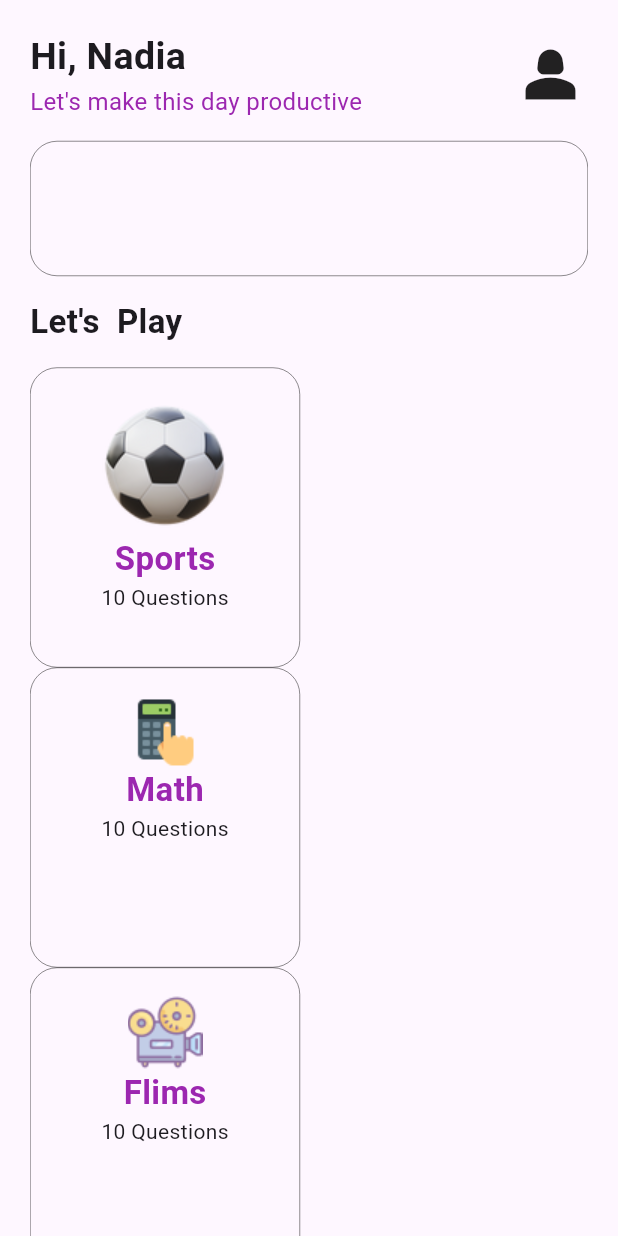
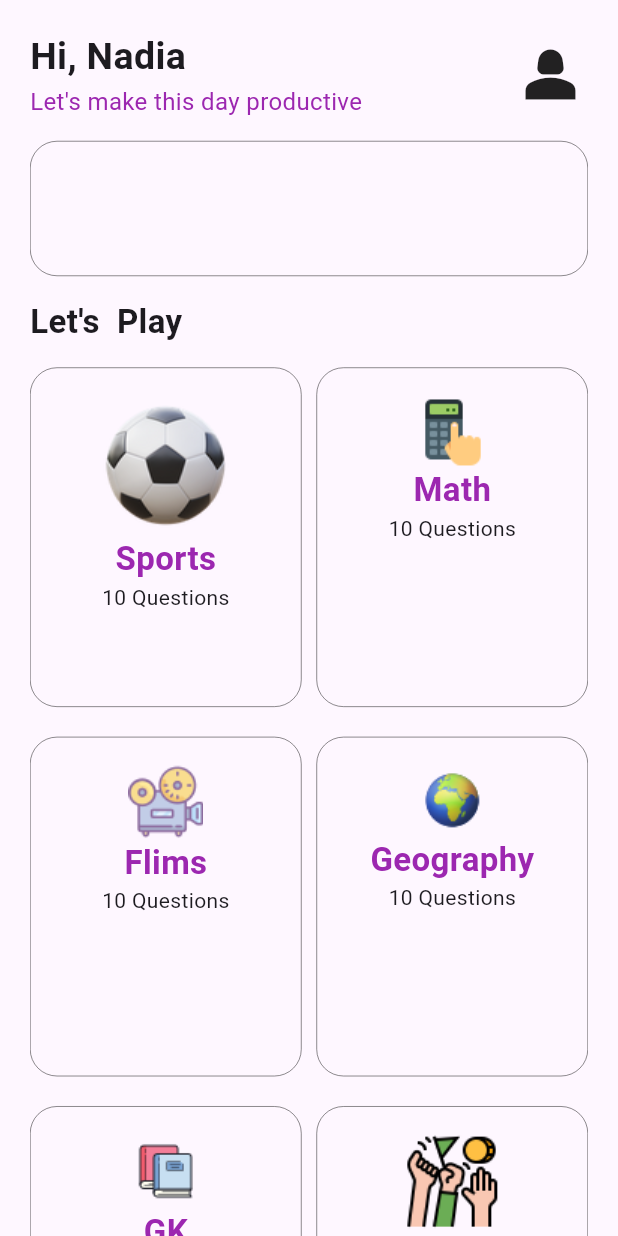
Before and after one commit to sohasara/Quiz-App, a Flutter app: the screen it shows after launch, on a phone screen of 412 x 824 dp. Run offline on Flutter 3.47's test engine with Material 3 defaults, Android fonts, the phone set to English and light mode, and no system bars.

Commit message:
add grid view

```diff
--- a/lib/ui/home.dart
+++ b/lib/ui/home.dart
@@ -1,4 +1,5 @@
 import 'package:flutter/material.dart';
+import 'package:quiz_app/data/container_data.dart';
 import 'package:quiz_app/ui/container.dart';
 
 class HomePage extends StatelessWidget {
@@ -71,29 +72,22 @@ class HomePage extends StatelessWidget {
               const SizedBox(
                 height: 15,
               ),
-              const ContainerBox(
-                imageurl: "assets/football.png",
-                text: 'Sports',
-              ),
-              const ContainerBox(
-                imageurl: "assets/math.png",
-                text: 'Math',
-              ),
-              const ContainerBox(
-                imageurl: 'assets/film.png',
-                text: 'Flims',
-              ),
-              const ContainerBox(
-                imageurl: 'assets/geo.png',
-                text: 'Geography',
-              ),
-              const ContainerBox(
-                imageurl: 'assets/gk.png',
-                text: 'GK',
-              ),
-              const ContainerBox(
-                imageurl: 'assets/politic.png',
-                text: 'Politics',
+              GridView.builder(
+                shrinkWrap: true,
+                physics: const NeverScrollableScrollPhysics(),
+                gridDelegate: const SliverGridDelegateWithFixedCrossAxisCount(
+                  crossAxisCount: 2,
+                  crossAxisSpacing: 10,
+                  mainAxisSpacing: 20,
+                  childAspectRatio: 0.8,
+                ),
+                itemCount: dataImage.length,
+                itemBuilder: (context, index) {
+                  return ContainerBox(
+                    imageurl: dataImage[index]['imageurl'].toString(),
+                    text: dataImage[index]['text'].toString(),
+                  );
+                },
               ),
             ],
           ),
```
